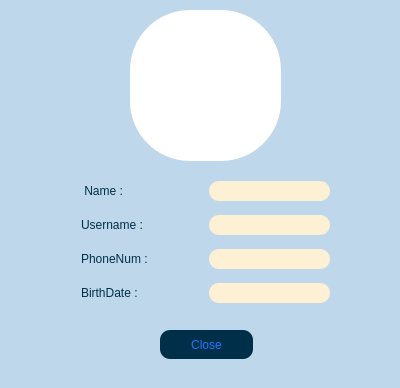
Above: client/showingprof.ui from AP-projects-4001/jan-ghahve before the change. Below: the same form after it.
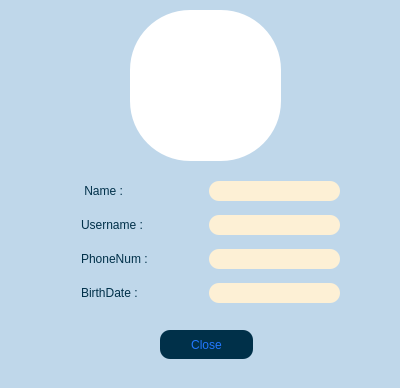
That is the form after the change.

Patch:
```diff
--- a/client/showingprof.ui
+++ b/client/showingprof.ui
@@ -70,7 +70,7 @@
     <rect>
      <x>209</x>
      <y>283</y>
-     <width>121</width>
+     <width>131</width>
      <height>20</height>
     </rect>
    </property>
@@ -87,7 +87,7 @@
     <rect>
      <x>209</x>
      <y>249</y>
-     <width>121</width>
+     <width>131</width>
      <height>20</height>
     </rect>
    </property>
@@ -104,7 +104,7 @@
     <rect>
      <x>209</x>
      <y>215</y>
-     <width>121</width>
+     <width>131</width>
      <height>20</height>
     </rect>
    </property>
@@ -151,7 +151,7 @@
     <rect>
      <x>209</x>
      <y>181</y>
-     <width>121</width>
+     <width>131</width>
      <height>20</height>
     </rect>
    </property>
```
